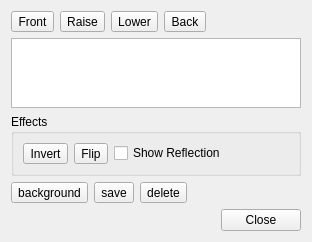
Above: items/PicturePropertiesItem.ui from enricoros/fotowall before the change. Below: the same form after it.
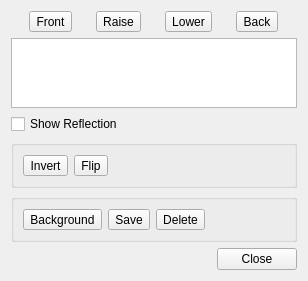
That is the form after the change. Icons and pictures are not drawn.

```diff
--- a/items/PicturePropertiesItem.ui
+++ b/items/PicturePropertiesItem.ui
@@ -6,8 +6,8 @@
    <rect>
     <x>0</x>
     <y>0</y>
-    <width>312</width>
-    <height>240</height>
+    <width>308</width>
+    <height>263</height>
    </rect>
   </property>
   <property name="windowTitle">
@@ -72,19 +72,6 @@
        </property>
       </widget>
      </item>
-     <item>
-      <spacer name="horizontalSpacer">
-       <property name="orientation">
-        <enum>Qt::Horizontal</enum>
-       </property>
-       <property name="sizeHint" stdset="0">
-        <size>
-         <width>40</width>
-         <height>20</height>
-        </size>
-       </property>
-      </spacer>
-     </item>
     </layout>
    </item>
    <item>
@@ -106,13 +93,20 @@
      </property>
     </widget>
    </item>
+   <item>
+    <widget class="QCheckBox" name="reflection">
+     <property name="text">
+      <string>Show Reflection</string>
+     </property>
+    </widget>
+   </item>
    <item>
     <widget class="QGroupBox" name="groupBox_2">
      <property name="title">
-      <string>Effects</string>
+      <string/>
      </property>
-     <layout class="QGridLayout" name="gridLayout">
-      <item row="0" column="0">
+     <layout class="QHBoxLayout" name="horizontalLayout_2">
+      <item>
        <widget class="QToolButton" name="invertButton">
         <property name="text">
          <string>Invert</string>
@@ -126,7 +120,7 @@
         </property>
        </widget>
       </item>
-      <item row="0" column="1">
+      <item>
        <widget class="QToolButton" name="flipButton">
         <property name="text">
          <string>Flip</string>
@@ -140,7 +134,7 @@
         </property>
        </widget>
       </item>
-      <item row="0" column="3">
+      <item>
        <spacer name="horizontalSpacer_5">
         <property name="orientation">
          <enum>Qt::Horizontal</enum>
@@ -153,22 +147,19 @@
         </property>
        </spacer>
       </item>
-      <item row="0" column="2">
-       <widget class="QCheckBox" name="reflection">
-        <property name="text">
-         <string>Show Reflection</string>
-        </property>
-       </widget>
-      </item>
      </layout>
     </widget>
    </item>
    <item>
-    <layout class="QHBoxLayout" name="horizontalLayout_2">
-     <item>
+    <widget class="QGroupBox" name="groupBox_3">
+     <property name="title">
+      <string/>
+     </property>
+     <layout class="QGridLayout" name="gridLayout">
+      <item row="0" column="0">
       <widget class="QToolButton" name="background">
        <property name="text">
-        <string>background</string>
+         <string>Background</string>
        </property>
        <property name="icon">
         <iconset resource="../fotowall.qrc">
@@ -179,10 +170,10 @@
        </property>
       </widget>
      </item>
-     <item>
+      <item row="0" column="1">
       <widget class="QToolButton" name="save">
        <property name="text">
-        <string>save</string>
+         <string>Save</string>
        </property>
        <property name="icon">
         <iconset resource="../fotowall.qrc">
@@ -193,10 +184,23 @@
        </property>
       </widget>
      </item>
-     <item>
+      <item row="0" column="3">
+       <spacer name="horizontalSpacer_6">
+        <property name="orientation">
+         <enum>Qt::Horizontal</enum>
+        </property>
+        <property name="sizeHint" stdset="0">
+         <size>
+          <width>40</width>
+          <height>20</height>
+         </size>
+        </property>
+       </spacer>
+      </item>
+      <item row="0" column="2">
       <widget class="QToolButton" name="del">
        <property name="text">
-        <string>delete</string>
+         <string>Delete</string>
        </property>
        <property name="icon">
         <iconset resource="../fotowall.qrc">
@@ -207,20 +211,8 @@
        </property>
       </widget>
      </item>
-     <item>
-      <spacer name="horizontalSpacer_6">
-       <property name="orientation">
-        <enum>Qt::Horizontal</enum>
-       </property>
-       <property name="sizeHint" stdset="0">
-        <size>
-         <width>40</width>
-         <height>20</height>
-        </size>
-       </property>
-      </spacer>
-     </item>
-    </layout>
+     </layout>
+    </widget>
    </item>
    <item>
     <widget class="QDialogButtonBox" name="buttonBox">
```
Lines whose indentation alone changed are shown as unchanged.
